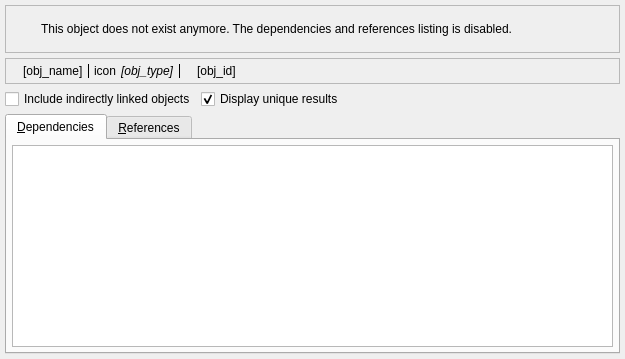
Before: the Qt Designer form libs/libgui/ui/widgets/objectassociationswidget.ui in maniac787/pgmodeler, drawn with Qt 5.
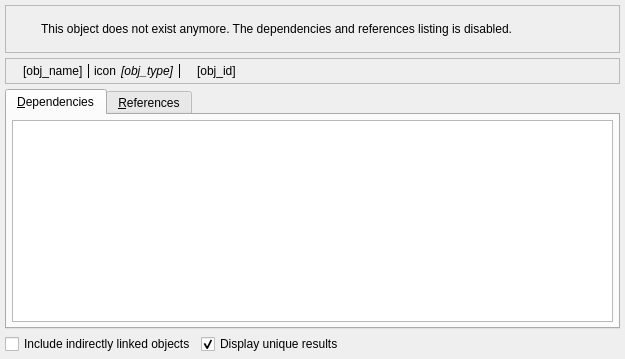
After: the same form once the commit is applied. Icons and pictures are not drawn.

Commit message:
Refactor ForeignDataWrapperWidget to use modern widget creation pattern
- Replace manual layout creation with GuiUtilsNs::createWidgetInParent for options_tab
- Replace configureFormLayout with configureTabbedLayout for tabbed interface
- Simplify object selector widget initialization by using layouts directly
- Fix code formatting (spacing around operators and commas)
- Update UI file to match new tabbed layout structure

What changed in the file:
```diff
--- a/libs/libgui/ui/widgets/objectassociationswidget.ui
+++ b/libs/libgui/ui/widgets/objectassociationswidget.ui
@@ -157,7 +157,7 @@
      </widget>
     </widget>
    </item>
-   <item row="2" column="0">
+   <item row="6" column="0">
     <layout class="QHBoxLayout" name="horizontalLayout">
      <property name="spacing">
       <number>5</number>
```
Left out of the diff: 630 changed lines with no effect on the pictures. The commit also changes 2 other files.
